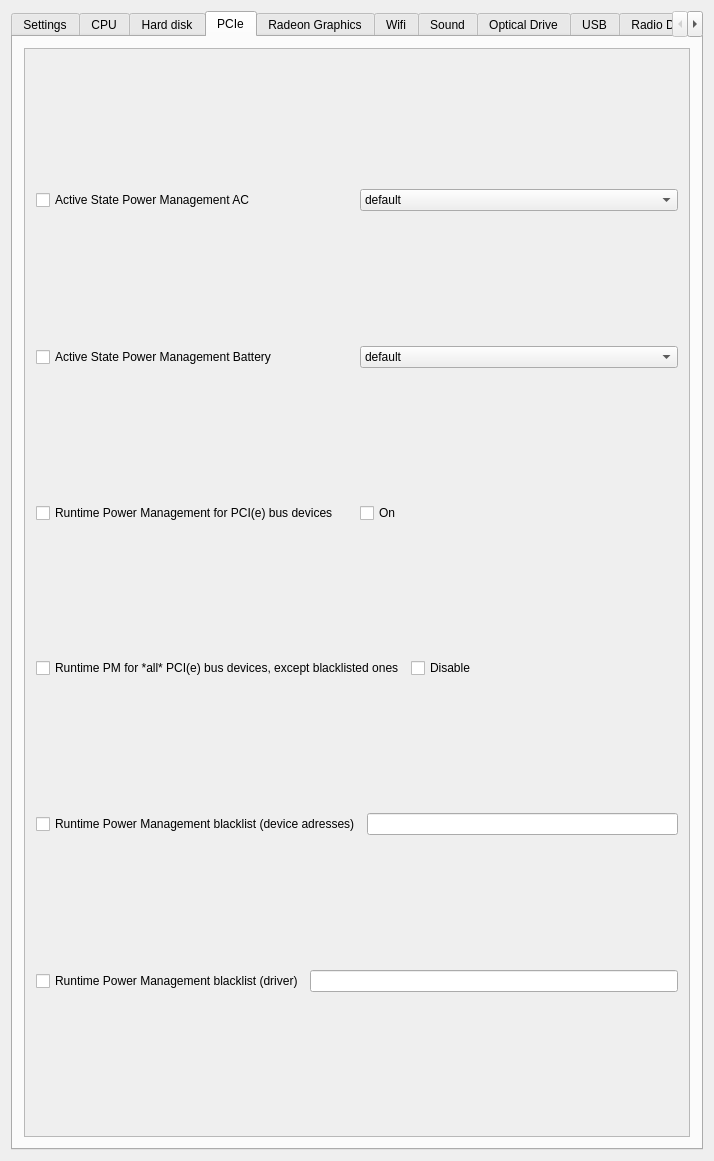
Above: mainwindow.ui from rutku/tlp-qt before the change. Below: the same form after it.
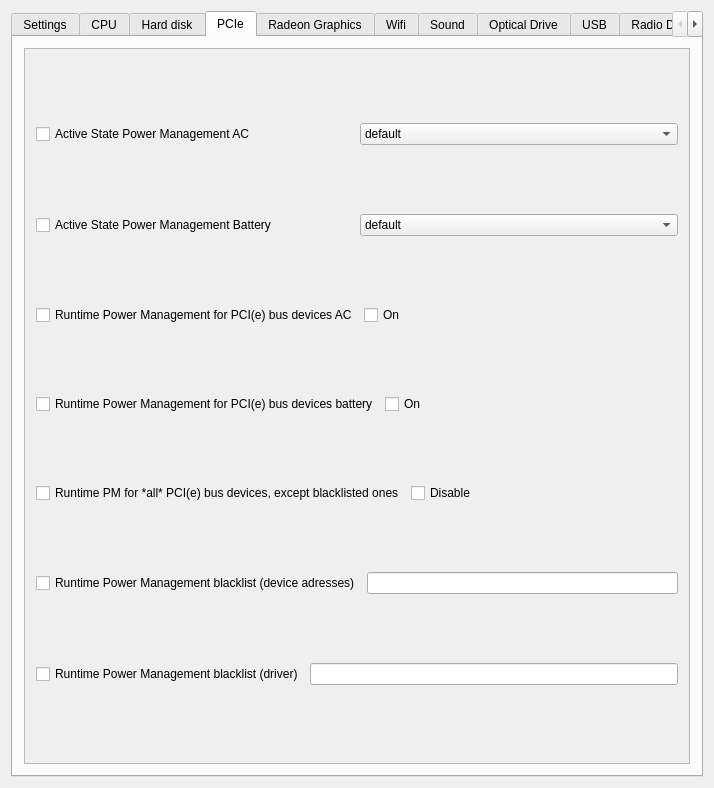
That is the form after the change. The open tabs and pages were chosen to show the change.

```diff
--- a/mainwindow.ui
+++ b/mainwindow.ui
@@ -7,14 +7,14 @@
     <x>0</x>
     <y>0</y>
     <width>714</width>
-    <height>1161</height>
+    <height>788</height>
    </rect>
   </property>
   <property name="windowTitle">
    <string>TLP-Qt Alpha</string>
   </property>
   <widget class="QWidget" name="centralWidget">
-   <layout class="QHBoxLayout" name="horizontalLayout_227">
+   <layout class="QVBoxLayout" name="verticalLayout_6">
     <item>
      <widget class="QTabWidget" name="tabWidget">
       <property name="currentIndex">
@@ -75,8 +75,6 @@
              <height>1090</height>
             </rect>
            </property>
-           <layout class="QVBoxLayout" name="verticalLayout_6">
-            <item>
              <layout class="QVBoxLayout" name="verticalLayout_5">
               <item>
                <layout class="QHBoxLayout" name="horizontalLayout_2">
@@ -384,8 +382,6 @@
                </layout>
               </item>
              </layout>
-            </item>
-           </layout>
           </widget>
          </widget>
         </item>
@@ -736,7 +732,7 @@
              <x>0</x>
              <y>0</y>
              <width>672</width>
-             <height>1090</height>
+             <height>717</height>
             </rect>
            </property>
            <layout class="QVBoxLayout" name="verticalLayout_9">
@@ -805,7 +801,7 @@
               <item>
                <widget class="QCheckBox" name="checkBox_53">
                 <property name="text">
-                 <string>Runtime Power Management for PCI(e) bus devices</string>
+                 <string>Runtime Power Management for PCI(e) bus devices AC</string>
                 </property>
                </widget>
               </item>
@@ -818,6 +814,24 @@
               </item>
              </layout>
             </item>
+            <item>
+             <layout class="QHBoxLayout" name="horizontalLayout_54">
+              <item>
+               <widget class="QCheckBox" name="checkBox_78">
+                <property name="text">
+                 <string>Runtime Power Management for PCI(e) bus devices battery</string>
+                </property>
+               </widget>
+              </item>
+              <item>
+               <widget class="QCheckBox" name="checkBox_79">
+                <property name="text">
+                 <string>On</string>
+                </property>
+               </widget>
+              </item>
+             </layout>
+            </item>
             <item>
              <layout class="QHBoxLayout" name="horizontalLayout_44">
               <item>
```
Left out of the diff: 53 changed lines with no effect on the pictures. Lines whose indentation alone changed are shown as unchanged.
